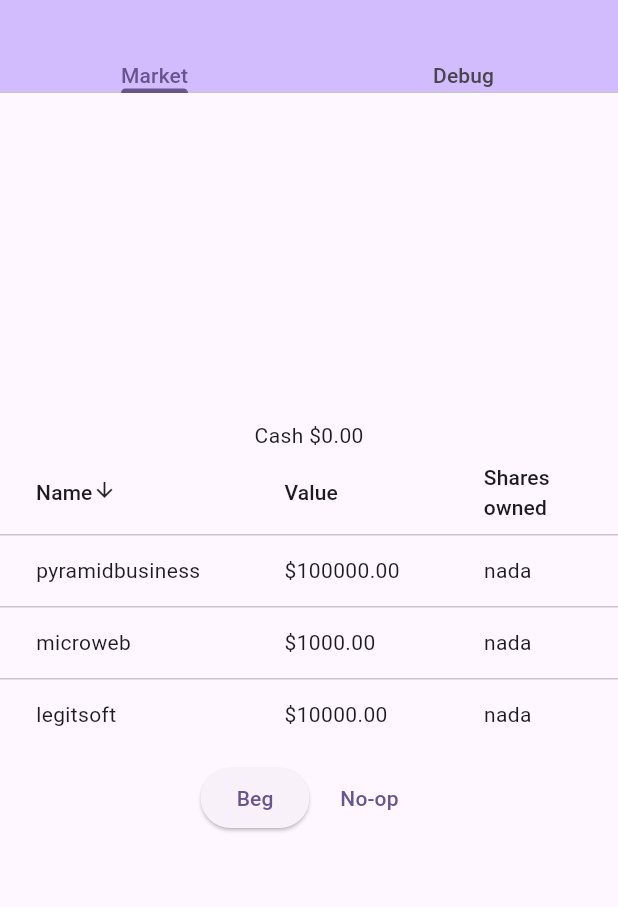
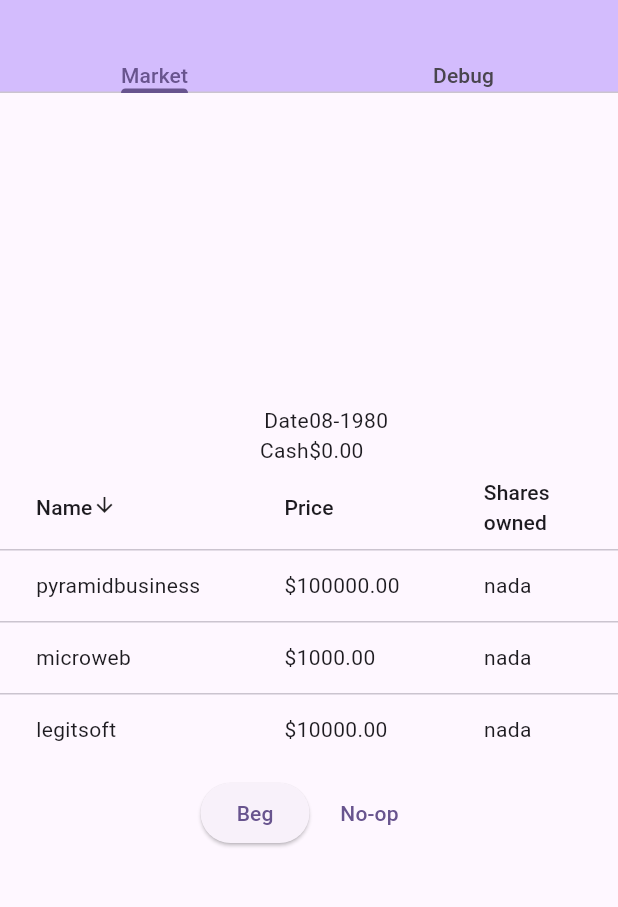
Before and after one commit to christopherfujino/stock_ticker, a Flutter app: the screen it shows after launch, on a phone screen of 412 x 824 dp, the part 63-970 px from its top. Run offline on Flutter 3.47's test engine with Material 2 defaults, Android fonts, the light colour scheme and no system bars.

Commit message:
implement ticker

```diff
--- a/data_engine/lib/data_engine.dart
+++ b/data_engine/lib/data_engine.dart
@@ -1,2 +1,3 @@
+export 'src/calendar.dart';
 export 'src/context.dart';
 export 'src/stock.dart';
--- a/data_engine/lib/src/calendar.dart
+++ b/data_engine/lib/src/calendar.dart
@@ -1,6 +1,9 @@
+import 'package:meta/meta.dart';
+
 /// A particular moment in time.
+@immutable
 class Moment {
-  Moment({
+  const Moment({
     required this.month,
     required this.year,
   });
@@ -28,6 +31,17 @@ class Moment {
         throw UnimplementedError('TODO');
     }
   }
+
+  @override
+  int get hashCode => Object.hashAll(<Object>[year, month]);
+
+  @override
+  bool operator ==(final Object other) =>
+      other is Moment && other.hashCode == hashCode;
+
+  @override
+  String toString() =>
+      '${(month.value + 1).toString().padLeft(2, '0')}-${year.value}';
 }
 
 sealed class TimePart {}
@@ -42,4 +56,6 @@ class Month implements TimePart {
   const Month(this.value) : assert(value < 12 && value >= 0);
 
   final int value;
+
+  static const Month january = Month(0);
 }
--- a/stock_ticker_ui/lib/main.dart
+++ b/stock_ticker_ui/lib/main.dart
@@ -7,13 +7,13 @@ import 'src/stock_view.dart';
 void main() {
   runApp(
     const StateWrapper(
-      child: MyApp(),
+      child: Root(),
     ),
   );
 }
 
-class MyApp extends StatelessWidget {
-  const MyApp({super.key});
+class Root extends StatelessWidget {
+  const Root({super.key});
 
   @override
   Widget build(BuildContext context) {
@@ -66,10 +66,7 @@ class GameView extends StatelessWidget {
       child: Column(
         mainAxisAlignment: MainAxisAlignment.center,
         children: <Widget>[
-          Text(
-            'Cash \$${(cash.valueCents.toDouble() / 100.0).toStringAsFixed(2)}',
-            style: Theme.of(context).textTheme.bodyMedium,
-          ),
+          const StatsView(),
           const AssetTableWidget(),
           ButtonBar(
             alignment: MainAxisAlignment.center,
@@ -89,3 +86,30 @@ class GameView extends StatelessWidget {
     );
   }
 }
+
+class StatsView extends StatelessWidget {
+  const StatsView({super.key});
+
+  @override
+  Widget build(BuildContext context) {
+    final cash = InheritedState.cashOf(context);
+    final now = InheritedState.nowOf(context);
+    return Table(
+      children: <TableRow>[
+        TableRow(children: <Widget>[
+          const Text('Date', textAlign: TextAlign.right),
+          Text(now.toString()),
+        ]),
+        TableRow(
+          children: <Widget>[
+            const Text('Cash', textAlign: TextAlign.right),
+            Text(
+              '\$${(cash.valueCents.toDouble() / 100.0).toStringAsFixed(2)}',
+              style: Theme.of(context).textTheme.bodyMedium,
+            ),
+          ],
+        ),
+      ],
+    );
+  }
+}
--- a/stock_ticker_ui/lib/src/debug.dart
+++ b/stock_ticker_ui/lib/src/debug.dart
@@ -23,7 +23,7 @@ class DebugView extends StatelessWidget {
           children: <Widget>[
             ElevatedButton(
               onPressed: () {
-                cash.update(cash.valueCents + 100 * 1000);
+                cash.update(cash.valueCents + 100 * 10000);
               },
               child: const Text(r'Make it rain ($10k)'),
             ),
--- a/stock_ticker_ui/lib/src/state.dart
+++ b/stock_ticker_ui/lib/src/state.dart
@@ -1,3 +1,5 @@
+import 'dart:async';
+
 import 'package:flutter/material.dart';
 
 import 'package:data_engine/data_engine.dart';
@@ -17,14 +19,33 @@ class StateWrapper extends StatefulWidget {
 class _WrapperState extends State<StateWrapper> {
   _WrapperState();
 
+  @override
+  void initState() {
+    super.initState();
+    _timer = Timer.periodic(
+      const Duration(seconds: 1),
+      (Timer _) => setState(() => moment += const Month(1)),
+    );
+  }
+
+  late final Timer _timer;
+
+  @override
+  void dispose() {
+    super.dispose();
+    _timer.cancel();
+  }
+
   int cashValue = 0;
   List<Asset> assets = Asset.defaults;
   var portfolio = <Asset, int>{};
+  Moment moment = const Moment(year: Year(1980), month: Month.january);
 
   @override
   Widget build(BuildContext context) => InheritedState._(
         assets: Assets(
           assets,
+          // TODO this closure could be a method
           (List<Asset> nextAssets) => setState(() => assets = nextAssets),
         ),
         cash: Cash(
@@ -35,6 +56,12 @@ class _WrapperState extends State<StateWrapper> {
             portfolio,
             (Map<Asset, int> nextPortfolio) =>
                 setState(() => portfolio = nextPortfolio)),
+        now: Now(
+          moment,
+          (Moment nextMoment) => setState(
+            () => moment = nextMoment,
+          ),
+        ),
         child: widget.child,
       );
 }
@@ -43,6 +70,7 @@ enum StateAspect {
   cash,
   assets,
   portfolio,
+  now,
 }
 
 class InheritedState extends InheritedModel<StateAspect> {
@@ -52,6 +80,7 @@ class InheritedState extends InheritedModel<StateAspect> {
     required this.cash,
     required this.assets,
     required this.portfolio,
+    required this.now,
   });
 
   static Cash cashOf(BuildContext ctx) {
@@ -78,9 +107,18 @@ class InheritedState extends InheritedModel<StateAspect> {
         .portfolio;
   }
 
+  static Now nowOf(BuildContext ctx) {
+    return InheritedModel.inheritFrom<InheritedState>(
+      ctx,
+      aspect: StateAspect.now,
+    )!
+        .now;
+  }
+
   final Cash cash;
   final Assets assets;
   final Portfolio portfolio;
+  final Now now;
 
   @override
   bool updateShouldNotify(InheritedState oldWidget) => true;
@@ -92,9 +130,10 @@ class InheritedState extends InheritedModel<StateAspect> {
   ) =>
       dependencies.any(
         (StateAspect aspect) => switch (aspect) {
-          StateAspect.cash => oldWidget.cash.valueCents != cash.valueCents,
+          StateAspect.cash => oldWidget.cash != cash,
           StateAspect.assets => oldWidget.assets != assets,
           StateAspect.portfolio => oldWidget.portfolio != portfolio,
+          StateAspect.now => oldWidget.now != now,
         },
       );
 }
@@ -149,3 +188,20 @@ class Portfolio {
     return other is Portfolio && other.hashCode == hashCode;
   }
 }
+
+class Now {
+  const Now(this.value, this.update);
+
+  final Moment value;
+  final void Function(Moment) update;
+
+  @override
+  int get hashCode => value.hashCode;
+
+  @override
+  bool operator ==(Object other) =>
+      other is Now && other.hashCode == value.hashCode;
+
+  @override
+  String toString() => value.toString();
+}
--- a/stock_ticker_ui/lib/src/stock_view.dart
+++ b/stock_ticker_ui/lib/src/stock_view.dart
@@ -41,7 +41,7 @@ class _SortableAssetTableState extends State<_SortableAssetTable> {
             return ascensionMultiplier * (a.name.compareTo(b.name));
           });
         });
-      case 1: // value
+      case 1: // price
         setState(() {
           if (_sortColumnIndex == columnIndex) {
             _ascending = !_ascending;
@@ -90,8 +90,9 @@ class _SortableAssetTableState extends State<_SortableAssetTable> {
       sortAscending: _ascending,
       columns: <DataColumn>[
         DataColumn(label: const Text('Name'), onSort: _sort),
-        DataColumn(label: const Text('Value'), onSort: _sort),
+        DataColumn(label: const Text('Price'), onSort: _sort),
         DataColumn(label: const Text('Shares\nowned'), onSort: _sort),
+        DataColumn(label: const Text('Equity'), onSort: _sort),
         const DataColumn(label: Text('Transaction')),
       ],
       rows: assets.map<DataRow>((Asset asset) {
@@ -99,6 +100,7 @@ class _SortableAssetTableState extends State<_SortableAssetTable> {
           DataCell(Text(asset.name)),
           DataCell(Text('\$${asset.value}')),
           DataCell(Text('${portfolio.value[asset] ?? 'nada'}')),
+          DataCell(Text('\$${(((portfolio.value[asset] ?? 0) * asset.valueCents).toDouble() / 100.0).toStringAsFixed(2)}')),
           DataCell(_TransactionForm(asset)),
         ]);
       }).toList(),
```
